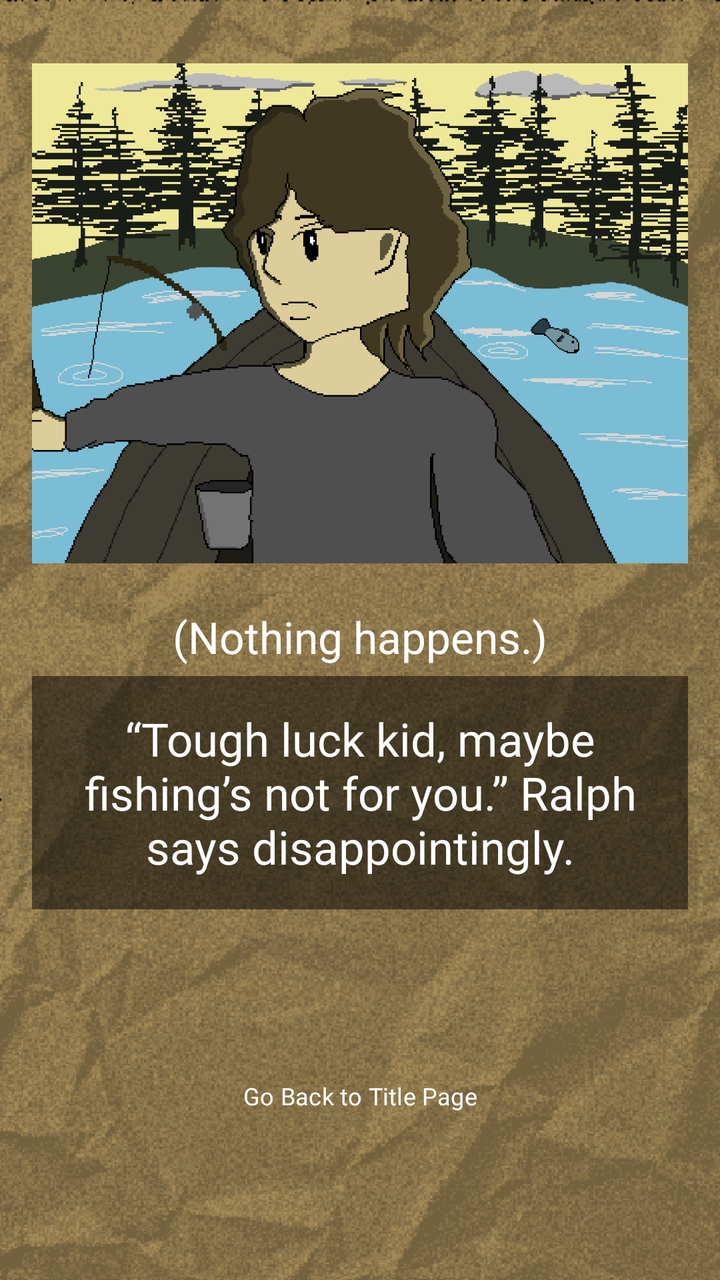
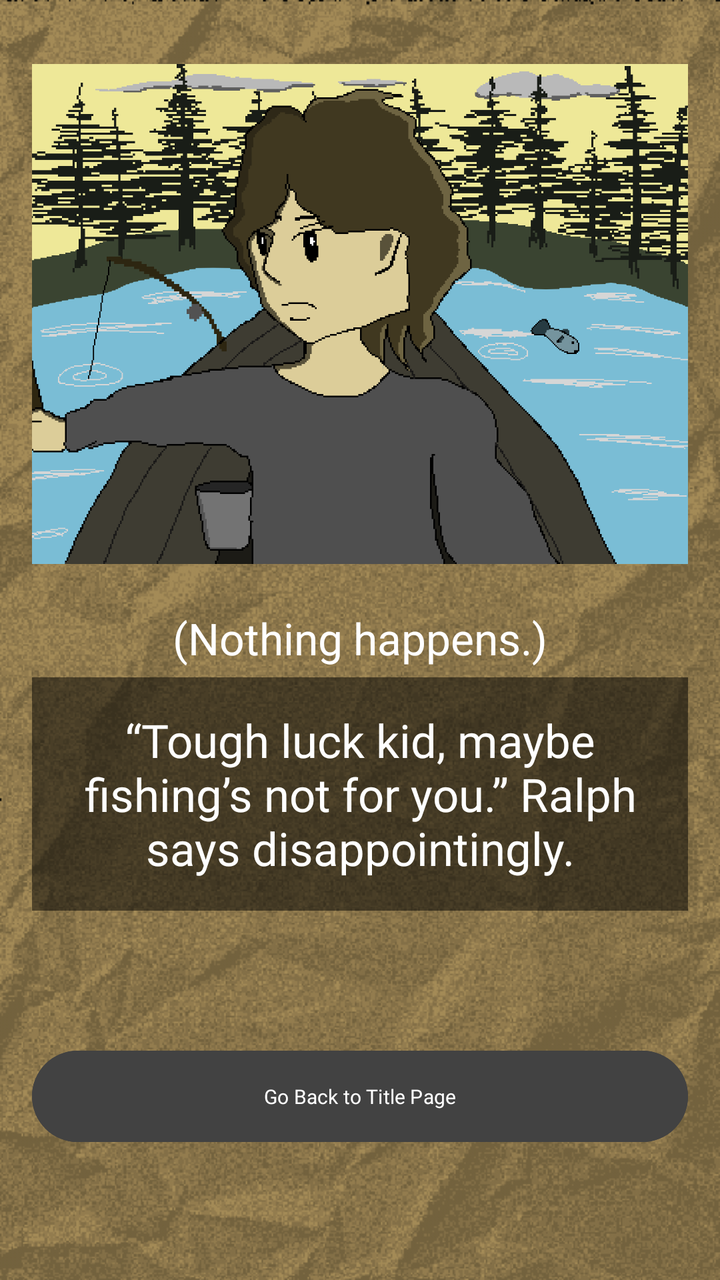

An Android layout rendered at two revisions. The XML below is the earlier revision; the diff shows what the commit changed to produce the second picture.
<!-- AndroidManifest.xml: application theme Theme.ChoiceQuest -->
<!-- res/layout/activity_page2_1_1_1_1_2.xml -->
<?xml version="1.0" encoding="utf-8"?>
<LinearLayout xmlns:android="http://schemas.android.com/apk/res/android"
    xmlns:app="http://schemas.android.com/apk/res-auto"
    xmlns:tools="http://schemas.android.com/tools"
    android:id="@+id/page2_1_1_1_1_2"
    android:layout_width="match_parent"
    android:layout_height="match_parent"
    android:gravity="center"
    android:orientation="vertical"
    android:background="@drawable/papertexture_"
    android:backgroundTint="#f8e7c2"
    android:backgroundTintMode="multiply"
    android:padding="16dp"
    tools:context=".Page2_1_1_1_1_2">

    <View
        android:layout_width="match_parent"
        android:layout_height="0dp"
        android:layout_weight="0.1"/>

    <ImageView
        android:id="@+id/imageView"
        android:layout_width="412dp"
        android:layout_height="250dp"
        android:src="@drawable/page2_1_1_1_1_2"/>

    <View
        android:layout_width="match_parent"
        android:layout_height="1dp"
        android:layout_weight="0.1"/>

    <TextView
        android:layout_width="match_parent"
        android:layout_height="wrap_content"
        android:gravity="center"
        android:fontFamily="@font/pixelspace"
        android:padding="5dp"
        android:text="(Nothing happens.)"
        android:textColor="@color/white"
        android:textSize="22sp" />

    <TextView
        android:layout_width="match_parent"
        android:layout_height="wrap_content"
        android:id="@+id/tv_page2_1_1_1_1_2"
        android:fontFamily="@font/pixelgame_font"
        android:gravity="center"
        android:padding="16dp"
        android:background="#80000000"
        android:text="“Tough luck kid, maybe fishing’s not for you.” Ralph says disappointingly."
        android:textColor="@color/white"
        android:textSize="23sp"
        android:layout_marginBottom="16dp"/>

    <View
        android:layout_width="match_parent"
        android:layout_height="1dp"
        android:layout_weight="0.3"/>

    <Button
        android:layout_width="match_parent"
        android:layout_height="wrap_content"
        android:fontFamily="@font/quest_font"
        android:gravity="center"
        android:padding="16dp"
        android:textSize="12sp"
        android:background="@android:color/transparent"
        android:text="Go Back to Title Page"
        android:onClick="title32" />

    <View
        android:layout_width="match_parent"
        android:layout_height="0dp"
        android:layout_weight="0.3"/>

</LinearLayout>
<!-- resources referenced by this layout -->
<resources>
  <color name="white">#FFFFFF</color>
  <!-- drawable page2_1_1_1_1_2: png bitmap (drawable, 31264 bytes) -->
  <!-- drawable papertexture_: png bitmap (drawable, 156948 bytes) -->
  <style name="Theme.ChoiceQuest" parent="Base.Theme.ChoiceQuest" />
  <style name="Base.Theme.ChoiceQuest" parent="Theme.Material3.DayNight.NoActionBar">
          
          
      </style>
</resources>

<!-- the commit's change to res/layout/activity_page2_1_1_1_1_2.xml (unified diff, before → after) -->
@@ -63,8 +63,9 @@
         android:fontFamily="@font/quest_font"
         android:gravity="center"
         android:padding="16dp"
-        android:textSize="12sp"
-        android:background="@android:color/transparent"
+        android:textSize="10sp"
+        android:textColor="@color/white"
+        android:backgroundTint="@color/cardview_dark_background"
         android:text="Go Back to Title Page"
         android:onClick="title32" />
 
